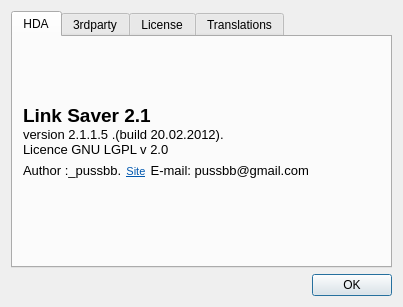
Above: about.ui from pussbb/Link-Saver before the change. Below: the same form after it.
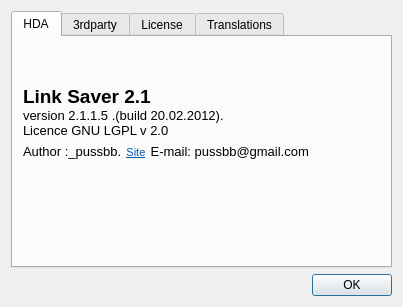
That is the form after the change. Icons and pictures are not drawn.

Diff of the .ui file:
```diff
--- a/about.ui
+++ b/about.ui
@@ -45,7 +45,7 @@
          <x>10</x>
          <y>10</y>
          <width>373</width>
-         <height>191</height>
+         <height>183</height>
         </rect>
        </property>
        <property name="text">
@@ -59,7 +59,9 @@
 &lt;p style=&quot; margin-top:0px; margin-bottom:0px; margin-left:0px; margin-right:0px; -qt-block-indent:0; text-indent:0px;&quot;&gt;&lt;img src=&quot;:/res/2globe_128.png&quot; style=&quot;float: left;&quot; /&gt;&lt;span style=&quot; font-family:'DejaVu Sans'; font-size:14pt; font-weight:600;&quot;&gt;Link Saver 2.1 &lt;/span&gt;&lt;/p&gt;
 &lt;p align=&quot;justify&quot; style=&quot; margin-top:0px; margin-bottom:0px; margin-left:0px; margin-right:0px; -qt-block-indent:0; text-indent:0px;&quot;&gt;&lt;span style=&quot; font-family:'DejaVu Sans'; font-size:10pt;&quot;&gt;version 2.1.1.5 .(build 20.02.2012).&lt;/span&gt;&lt;/p&gt;
 &lt;p align=&quot;justify&quot; style=&quot; margin-top:0px; margin-bottom:0px; margin-left:0px; margin-right:0px; -qt-block-indent:0; text-indent:0px;&quot;&gt;&lt;span style=&quot; font-family:'DejaVu Sans'; font-size:10pt;&quot;&gt;Licence GNU LGPL v 2.0&lt;/span&gt;&lt;/p&gt;
-&lt;p align=&quot;justify&quot; style=&quot; margin-top:0px; margin-bottom:0px; margin-left:0px; margin-right:0px; -qt-block-indent:0; text-indent:0px;&quot;&gt;&lt;span style=&quot; font-family:'DejaVu Sans'; font-size:10pt;&quot;&gt;Author :_pussbb.&lt;/span&gt;&lt;span style=&quot; font-family:'DejaVu Sans'; font-size:14pt;&quot;&gt; &lt;/span&gt;&lt;a href=&quot;http://krabik.co.ua/&quot;&gt;&lt;span style=&quot; font-family:'DejaVu Sans'; font-size:8pt; text-decoration: underline; color:#0057ae;&quot;&gt;Site&lt;/span&gt;&lt;/a&gt;&lt;span style=&quot; font-family:'DejaVu Sans'; font-size:14pt;&quot;&gt; &lt;/span&gt;&lt;span style=&quot; font-family:'DejaVu Sans'; font-size:10pt;&quot;&gt;E-mail: pussbb@gmail.com  &lt;/span&gt;&lt;/p&gt;&lt;/td&gt;&lt;/tr&gt;&lt;/table&gt;&lt;/body&gt;&lt;/html&gt;</string>
+&lt;p align=&quot;justify&quot; style=&quot; margin-top:0px; margin-bottom:0px; margin-left:0px; margin-right:0px; -qt-block-indent:0; text-indent:0px;&quot;&gt;&lt;span style=&quot; font-family:'DejaVu Sans'; font-size:10pt;&quot;&gt;Author :_pussbb.&lt;/span&gt;&lt;span style=&quot; font-family:'DejaVu Sans'; font-size:14pt;&quot;&gt; &lt;/span&gt;&lt;a href=&quot;http://krabik.co.ua/&quot;&gt;&lt;span style=&quot; font-family:'DejaVu Sans'; font-size:8pt; text-decoration: underline; color:#0057ae;&quot;&gt;Site&lt;/span&gt;&lt;/a&gt;&lt;span style=&quot; font-family:'DejaVu Sans'; font-size:14pt;&quot;&gt; &lt;/span&gt;&lt;span style=&quot; font-family:'DejaVu Sans'; font-size:10pt;&quot;&gt;E-mail: pussbb@gmail.com  &lt;/span&gt;&lt;/p&gt;
+&lt;p align=&quot;justify&quot; style=&quot;-qt-paragraph-type:empty; margin-top:0px; margin-bottom:0px; margin-left:0px; margin-right:0px; -qt-block-indent:0; text-indent:0px; font-family:'DejaVu Sans'; font-size:10pt;&quot;&gt;&lt;/p&gt;
+&lt;p align=&quot;justify&quot; style=&quot;-qt-paragraph-type:empty; margin-top:0px; margin-bottom:0px; margin-left:0px; margin-right:0px; -qt-block-indent:0; text-indent:0px; font-family:'DejaVu Sans'; font-size:10pt;&quot;&gt;&lt;/p&gt;&lt;/td&gt;&lt;/tr&gt;&lt;/table&gt;&lt;/body&gt;&lt;/html&gt;</string>
        </property>
       </widget>
      </widget>
```
